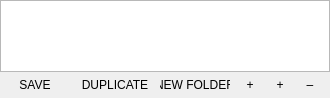
Before: the Qt Designer form items/uitreeview.ui in Rekall/Rekall, drawn with Qt 5.
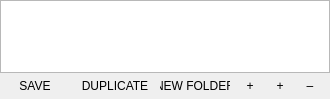
After: the same form once the commit is applied. Custom widgets are drawn as their Qt base class.

What changed in the file:
```diff
--- a/items/uitreeview.ui
+++ b/items/uitreeview.ui
@@ -7,7 +7,7 @@
     <x>0</x>
     <y>0</y>
     <width>269</width>
-    <height>98</height>
+    <height>99</height>
    </rect>
   </property>
   <property name="windowTitle">
```
Left out of the diff: 13 changed lines with no effect on the pictures.
